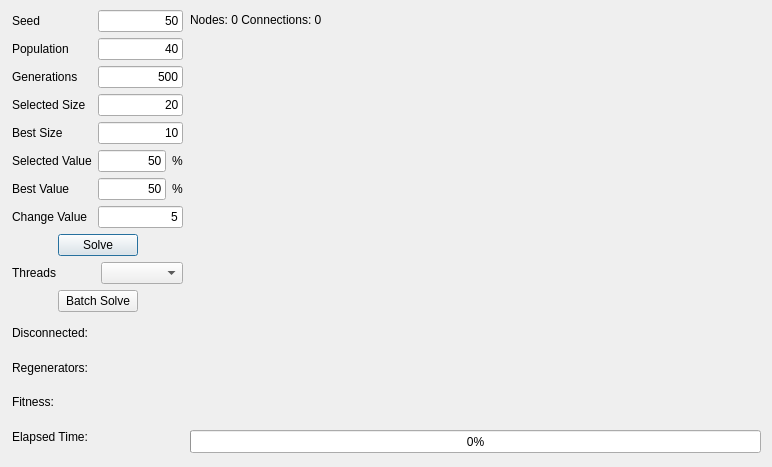
The window that beecolonydialog.ui (xQsme/RLP_Qt) describes before a commit, drawn with Qt 5.
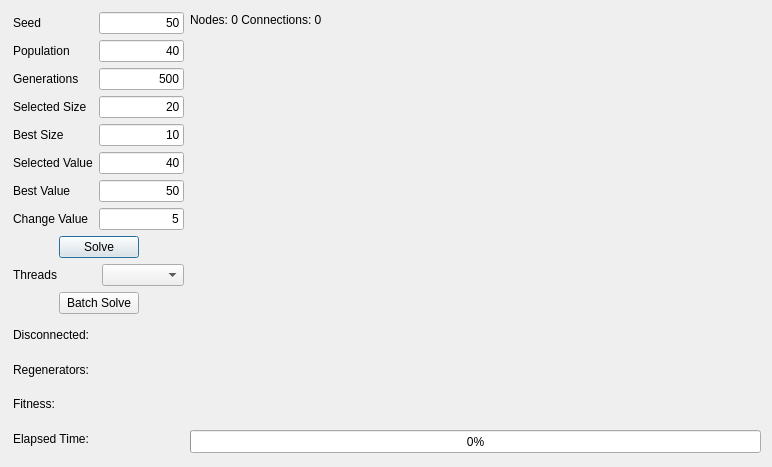
The same window after the commit.

The edit to the form file:
```diff
--- a/beecolonydialog.ui
+++ b/beecolonydialog.ui
@@ -44,15 +44,15 @@
   <widget class="QWidget" name="layoutWidget">
    <property name="geometry">
     <rect>
-     <x>12</x>
-     <y>10</y>
+     <x>13</x>
+     <y>12</y>
      <width>171</width>
      <height>441</height>
     </rect>
    </property>
    <layout class="QVBoxLayout" name="verticalLayout_4">
     <item>
-     <layout class="QHBoxLayout" name="horizontalLayout_5">
+     <layout class="QHBoxLayout" name="horizontalLayout">
       <item>
        <layout class="QVBoxLayout" name="verticalLayout_2">
         <item>
@@ -193,28 +193,15 @@
          </widget>
         </item>
         <item>
-         <layout class="QHBoxLayout" name="horizontalLayout_4">
-          <item>
            <widget class="QLineEdit" name="lineEditSelectValue">
             <property name="text">
-             <string>50</string>
+           <string>40</string>
             </property>
             <property name="alignment">
              <set>Qt::AlignRight|Qt::AlignTrailing|Qt::AlignVCenter</set>
             </property>
            </widget>
           </item>
-          <item>
-           <widget class="QLabel" name="label_10">
-            <property name="text">
-             <string>%</string>
-            </property>
-           </widget>
-          </item>
-         </layout>
-        </item>
-        <item>
-         <layout class="QHBoxLayout" name="horizontalLayout">
           <item>
            <widget class="QLineEdit" name="lineEditBestValue">
             <property name="text">
@@ -226,15 +213,6 @@
            </widget>
           </item>
           <item>
-           <widget class="QLabel" name="label_11">
-            <property name="text">
-             <string>%</string>
-            </property>
-           </widget>
-          </item>
-         </layout>
-        </item>
-        <item>
          <widget class="QLineEdit" name="lineEditChangeValue">
           <property name="text">
            <string>5</string>
```
Left out of the diff: 26 changed lines with no effect on the pictures. Lines whose indentation alone changed are shown as unchanged.
